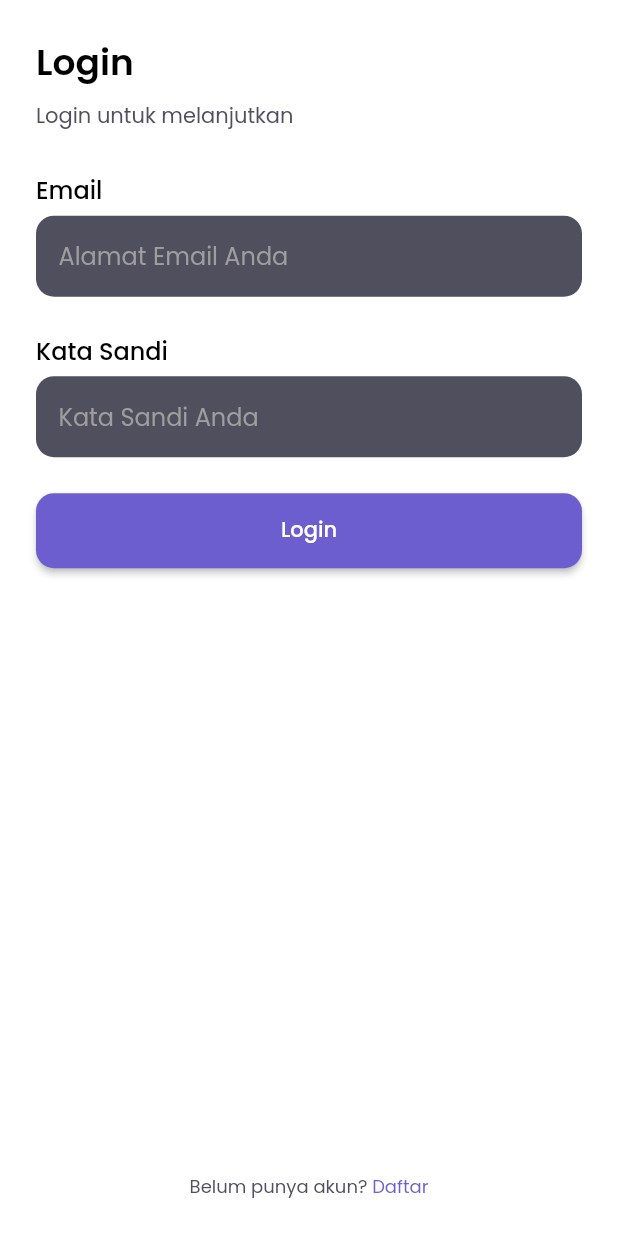
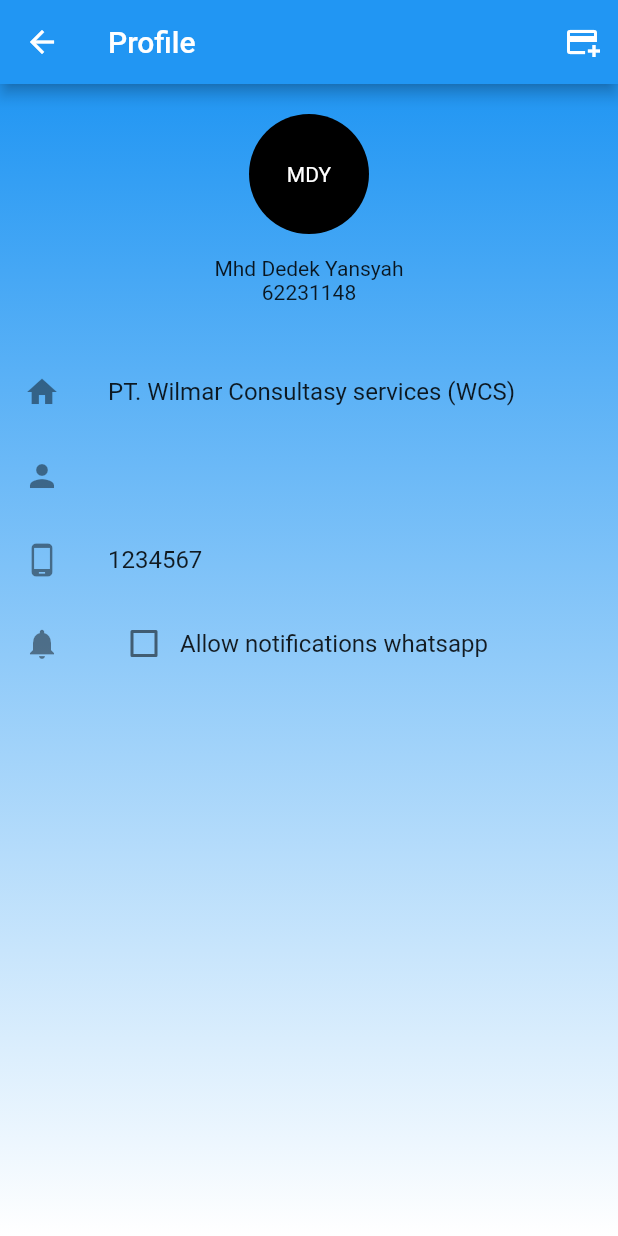
Before and after one commit to mhddedekyansyah/rope-access-mobile, a Flutter app: the screen it shows after launch, on a phone screen of 412 x 824 dp. Run offline on Flutter 3.47's test engine with Material 2 defaults, Android fonts, the phone set to English and light mode, and no system bars; our stand-ins replace another_flushbar, badges, bloc, bloc_concurrency, cached_network_image, carousel_slider and 8 more.

Commit message:
add profile1.dart

```diff
--- a/lib/main.dart
+++ b/lib/main.dart
@@ -10,6 +10,7 @@ import 'package:rope_access/blocs/jasa/jasa_bloc.dart';
 import 'package:rope_access/blocs/page/page_bloc.dart';
 import 'package:rope_access/blocs/product/product_bloc.dart';
 import 'package:rope_access/blocs/transaction/transaction_bloc.dart';
+import 'package:rope_access/pages/profile1.dart';
 import 'package:rope_access/repositories/auth/auth_repository.dart';
 import 'package:rope_access/repositories/cart/cart_repository.dart';
 import 'package:rope_access/repositories/jasa/jasa_repository.dart';
@@ -78,16 +79,20 @@ class _MyAppState extends State<MyApp> {
                     transactionRepository:
                         context.read<TransactionRepository>())),
           ],
-          child: MaterialApp.router(
-            theme: widget.appTheme.dark,
-            themeMode: ThemeMode.dark,
+          child: const MaterialApp(
             debugShowCheckedModeBanner: false,
-            routeInformationProvider:
-                widget.appRouter.router.routeInformationProvider,
-            routeInformationParser:
-                widget.appRouter.router.routeInformationParser,
-            routerDelegate: widget.appRouter.router.routerDelegate,
+            home: Profile1(),
           ),
+          // child: MaterialApp.router(
+          //   theme: widget.appTheme.dark,
+          //   themeMode: ThemeMode.dark,
+          //   debugShowCheckedModeBanner: false,
+          //   routeInformationProvider:
+          //       widget.appRouter.router.routeInformationProvider,
+          //   routeInformationParser:
+          //       widget.appRouter.router.routeInformationParser,
+          //   routerDelegate: widget.appRouter.router.routerDelegate,
+          // ),
         ));
   }
 
--- /dev/null
+++ b/lib/pages/profile1.dart
@@ -0,0 +1,93 @@
+import 'package:flutter/material.dart';
+
+class Profile1 extends StatelessWidget {
+  const Profile1({super.key});
+
+  @override
+  Widget build(BuildContext context) {
+    return Scaffold(
+        appBar: AppBar(
+          title: const Text('Profile'),
+          leading: IconButton(
+            onPressed: () {},
+            icon: const Icon(Icons.arrow_back),
+          ),
+          actions: [
+            IconButton(onPressed: () {}, icon: const Icon(Icons.add_card))
+          ],
+        ),
+        body: Container(
+          height: MediaQuery.of(context).size.height,
+          width: MediaQuery.of(context).size.width,
+          decoration: const BoxDecoration(
+              gradient: LinearGradient(
+            begin: Alignment.topCenter,
+            end: Alignment.bottomCenter,
+            colors: [
+              Colors.blue,
+              Colors.white,
+            ],
+          )),
+          child: SingleChildScrollView(
+            child: Column(
+              children: [
+                const SizedBox(
+                  height: 20,
+                ),
+                Center(
+                  child: Column(
+                    children: [
+                      Container(
+                        width: 80,
+                        height: 80,
+                        alignment: Alignment.center,
+                        decoration: BoxDecoration(
+                          color: Colors.black,
+                          borderRadius: BorderRadius.circular(50),
+                        ),
+                        child: const Text(
+                          'MDY',
+                          style: TextStyle(color: Colors.white),
+                        ),
+                      ),
+                      const SizedBox(
+                        height: 15,
+                      ),
+                      Column(
+                        children: const [
+                          Text('Mhd Dedek Yansyah'),
+                          Text('62231148'),
+                        ],
+                      ),
+                    ],
+                  ),
+                ),
+                const SizedBox(
+                  height: 30,
+                ),
+                const ListTile(
+                  leading: Icon(Icons.home),
+                  title: Text('PT. Wilmar Consultasy services (WCS)'),
+                ),
+                const ListTile(
+                  leading: Icon(Icons.person),
+                ),
+                const ListTile(
+                  leading: Icon(Icons.phone_android),
+                  title: Text('1234567'),
+                ),
+                ListTile(
+                  leading: const Icon(Icons.notifications),
+                  title: Row(
+                    children: [
+                      Checkbox(value: false, onChanged: (value) {}),
+                      const Text('Allow notifications whatsapp')
+                    ],
+                  ),
+                ),
+              ],
+            ),
+          ),
+        ));
+  }
+}
```
